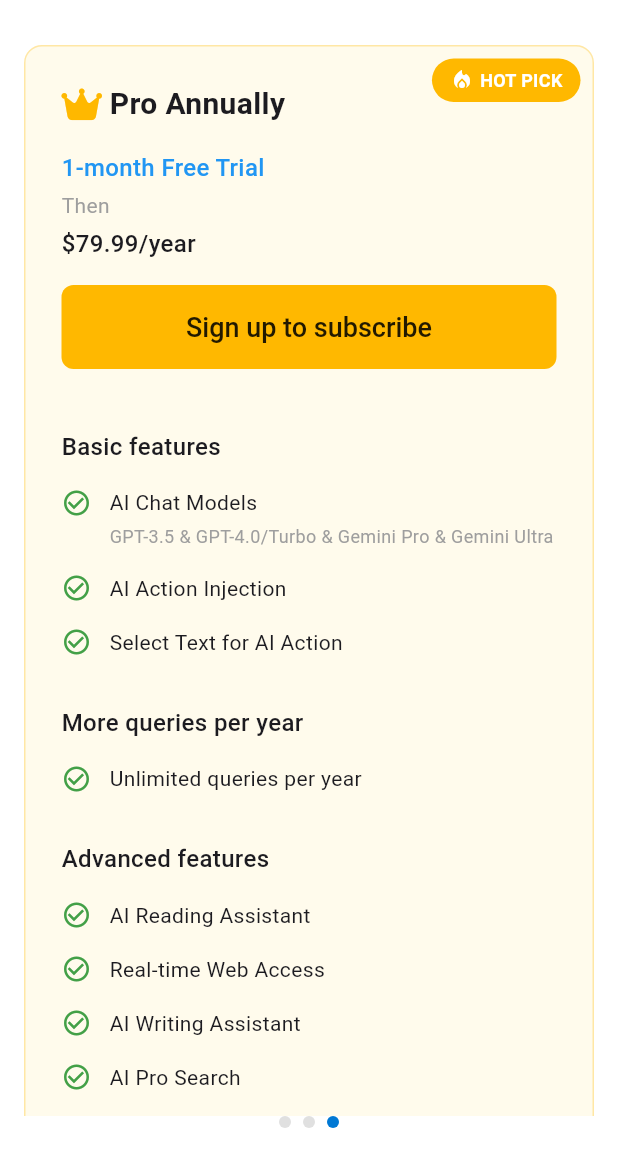
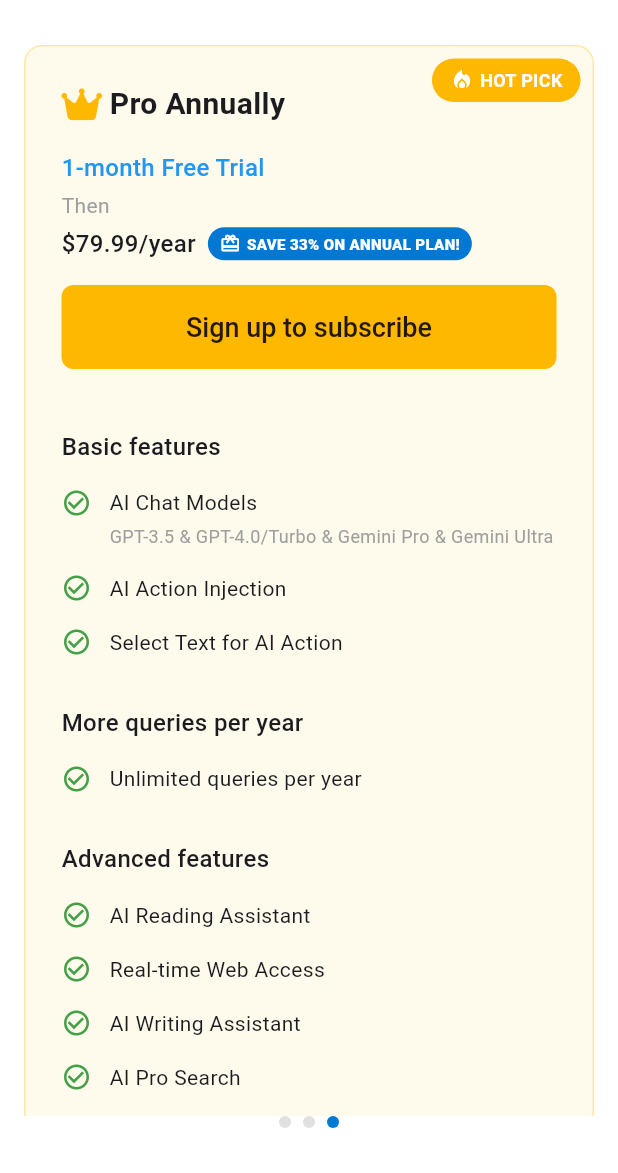
Before and after one commit to npt306/AMP-AI-ChatApp, a Flutter app: the UpgradeScreen screen opened directly, swiped to page 3, on a phone screen of 412 x 824 dp, the part 63-1236 px from its top. Run offline on Flutter 3.47's test engine with Material 3 defaults, Android fonts, the phone set to English and light mode, and no system bars; our stand-ins replace font_awesome_flutter.

Commit message:
udpate upgrade screen

```diff
--- a/lib/screens/upgrade_screen.dart
+++ b/lib/screens/upgrade_screen.dart
@@ -200,12 +200,48 @@ class _UpgradeScreenState extends State<UpgradeScreen> {
                         ),
                       ),
                       const SizedBox(height: 4),
+                      Row(
+                        children: [
                           Text(
                             price,
                             style: const TextStyle(
                               fontSize: 16,
                               fontWeight: FontWeight.w500,
                             ),
+                          ),
+                          if (title == 'Pro Annually') ...[
+                            const SizedBox(width: 8),
+                            Container(
+                              padding: const EdgeInsets.symmetric(
+                                horizontal: 8,
+                                vertical: 4,
+                              ),
+                              decoration: BoxDecoration(
+                                color: const Color(0xFF0078D4),
+                                borderRadius: BorderRadius.circular(12),
+                              ),
+                              child: const Row(
+                                mainAxisSize: MainAxisSize.min,
+                                children: [
+                                  Icon(
+                                    Icons.card_giftcard_outlined,
+                                    color: Colors.white,
+                                    size: 14,
+                                  ),
+                                  SizedBox(width: 4),
+                                  Text(
+                                    'SAVE 33% ON ANNUAL PLAN!',
+                                    style: TextStyle(
+                                      color: Colors.white,
+                                      fontWeight: FontWeight.w800,
+                                      fontSize: 10,
+                                    ),
+                                  ),
+                                ],
+                              ),
+                            ),
+                          ],
+                        ],
                       ),
                     ],
                     const SizedBox(height: 16),
```
Lines whose indentation alone changed are shown as unchanged.
